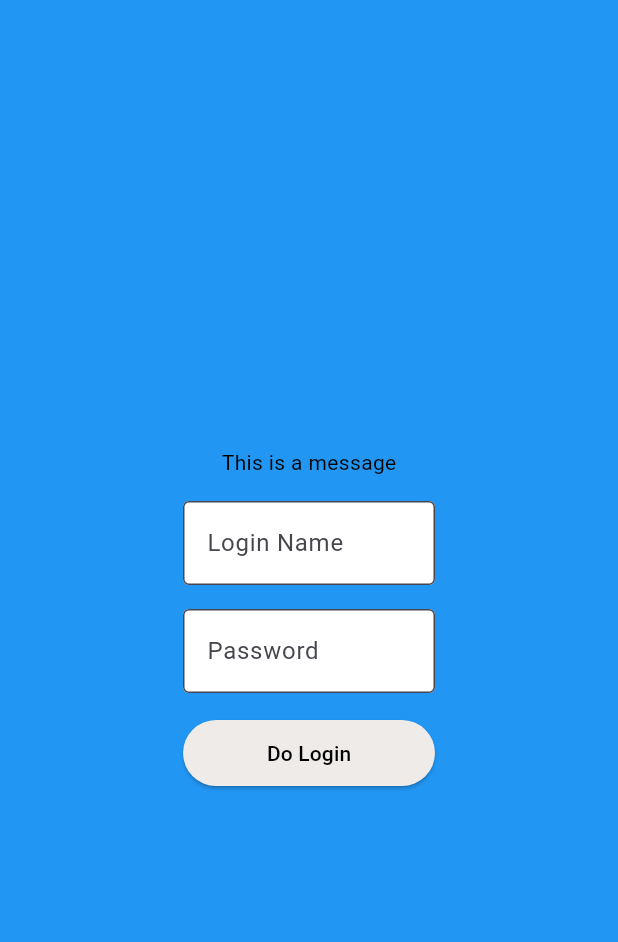
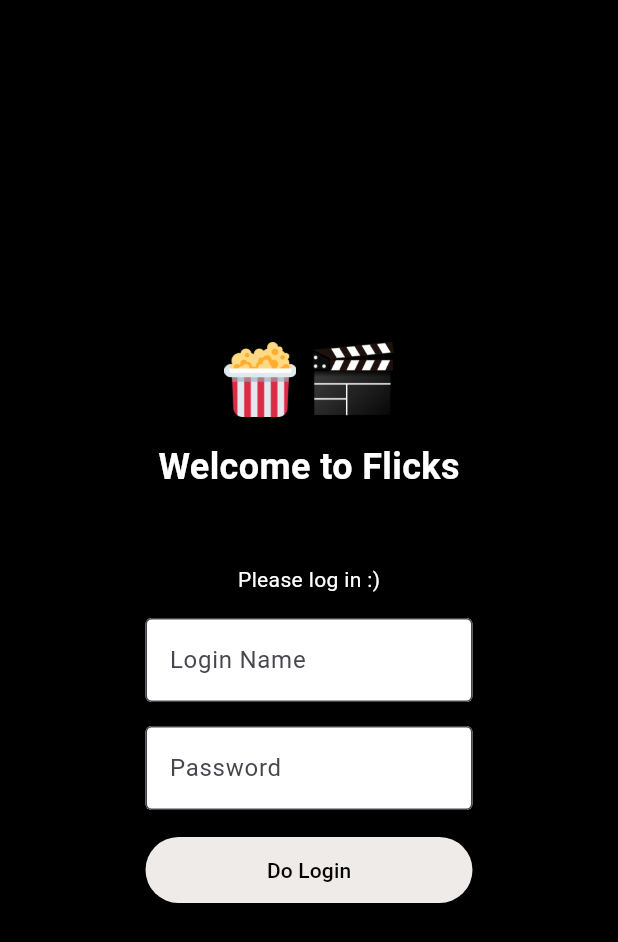
Before and after one commit to fifty1-fifty/large_project, a Flutter app: the screen it shows after launch, on a phone screen of 412 x 824 dp. Shown: the top 942 px of the screen. Run offline on Flutter 3.47's test engine with Material 3 defaults, Android fonts, the light colour scheme and no system bars.

Commit message:
Changes to the login page to make it look better

```diff
--- a/movieapp/lib/main.dart
+++ b/movieapp/lib/main.dart
@@ -1,6 +1,5 @@
 import 'package:movieapp/routes/routes.dart';
 import 'package:flutter/material.dart';
-
 
 void main() {
   runApp(MyApp());
@@ -27,8 +26,9 @@ void main() {
 //   }
 // }
 
+class MyApp extends StatelessWidget {
+  const MyApp({super.key});
 
-class MyApp extends StatelessWidget {
   // This widget is the root of your application.
   @override
   Widget build(BuildContext context) {
--- a/movieapp/lib/screens/CardsScreen.dart
+++ b/movieapp/lib/screens/CardsScreen.dart
@@ -1,6 +1,8 @@
 import 'package:flutter/material.dart';
 
 class CardsScreen extends StatefulWidget {
+  const CardsScreen({super.key});
+
   @override
   _CardsScreenState createState() => _CardsScreenState();
 }
@@ -18,6 +20,8 @@ class _CardsScreenState extends State<CardsScreen> {
 }
 
 class MainPage extends StatefulWidget {
+  const MainPage({super.key});
+
   @override
   _MainPageState createState() => _MainPageState();
 }
@@ -31,7 +35,7 @@ class _MainPageState extends State<MainPage> {
   @override
   Widget build(BuildContext context) {
     return Center(
-      child: Container(
+      child: SizedBox(
         width: 400,
         child: Column(
           mainAxisAlignment: MainAxisAlignment.center,
--- a/movieapp/lib/screens/LoginScreen.dart
+++ b/movieapp/lib/screens/LoginScreen.dart
@@ -3,14 +3,16 @@ import 'package:movieapp/utils/getAPI.dart';
 import 'dart:convert';
 
 class GlobalData {
-  static int userId = -1;          // Initialize with default value
-  static String firstName = '';    // Initialize with empty string
-  static String lastName = '';     // Initialize with empty string
-  static String loginName = '';    // Initialize with empty string
-  static String password = '';     // Initialize with empty string
+  static int userId = -1; // Initialize with default value
+  static String firstName = ''; // Initialize with empty string
+  static String lastName = ''; // Initialize with empty string
+  static String loginName = ''; // Initialize with empty string
+  static String password = ''; // Initialize with empty string
 }
 
 class LoginScreen extends StatefulWidget {
+  const LoginScreen({super.key});
+
   @override
   _LoginScreenState createState() => _LoginScreenState();
 }
@@ -18,20 +20,19 @@ class LoginScreen extends StatefulWidget {
 class _LoginScreenState extends State<LoginScreen> {
   @override
   Widget build(BuildContext context) {
-    return Scaffold(
-      backgroundColor: Colors.blue,
-      body: MainPage(),
-    );
+    return Scaffold(backgroundColor: Colors.black, body: MainPage());
   }
 }
 
 class MainPage extends StatefulWidget {
+  const MainPage({super.key});
+
   @override
   _MainPageState createState() => _MainPageState();
 }
 
 class _MainPageState extends State<MainPage> {
-  String message = "This is a message";
+  String message = "Please log in :)";
   String newMessageText = '';
   String loginName = '';
   String password = '';
@@ -59,7 +60,7 @@ class _MainPageState extends State<MainPage> {
     try {
       final payload = jsonEncode({
         'login': loginName.trim(),
-        'password': password.trim()
+        'password': password.trim(),
       });
 
       final url = ' group22cop4331c.xyz/api/login';
@@ -93,8 +94,36 @@ class _MainPageState extends State<MainPage> {
   Widget build(BuildContext context) {
     return Center(
       child: SingleChildScrollView(
-        child: Container(
-          width: 200,
+        child: Column(
+          children: [
+            // 🍿 Top row of movie-themed stickers
+            Padding(
+              padding: const EdgeInsets.only(top: 24.0),
+              child: Row(
+                mainAxisAlignment: MainAxisAlignment.center,
+                children: [
+                  Image.asset('assets/images/popcorn.png', height: 50),
+                  SizedBox(width: 10),
+                  Image.asset('assets/images/clapperboard.png', height: 50),
+                ],
+              ),
+            ),
+            SizedBox(height: 16),
+
+            // 🎬 App Title
+            Text(
+              'Welcome to Flicks',
+              style: TextStyle(
+                fontSize: 24,
+                fontWeight: FontWeight.bold,
+                color: Colors.white,
+              ),
+            ),
+            SizedBox(height: 32),
+
+            // 🧾 Login form section
+            Container(
+              width: 250,
               padding: EdgeInsets.all(16),
               child: Column(
                 mainAxisAlignment: MainAxisAlignment.center,
@@ -103,7 +132,7 @@ class _MainPageState extends State<MainPage> {
                   // Message display
                   Text(
                     message,
-                style: TextStyle(fontSize: 14, color: Colors.black),
+                    style: TextStyle(fontSize: 14, color: Colors.white),
                   ),
                   SizedBox(height: 16),
 
@@ -156,6 +185,8 @@ class _MainPageState extends State<MainPage> {
                 ],
               ),
             ),
+          ],
+        ),
       ),
     );
   }
--- a/movieapp/pubspec.yaml
+++ b/movieapp/pubspec.yaml
@@ -63,6 +63,8 @@ flutter:
   # assets:
   #   - images/a_dot_burr.jpeg
   #   - images/a_dot_ham.jpeg
+  assets:
+   - assets/images/
 
   # An image asset can refer to one or more resolution-specific "variants", see
   # https://flutter.dev/to/resolution-aware-images
```
Also changed, not shown: movieapp/assets/images/clapperboard.png (added), movieapp/assets/images/movieCamera.png (added), movieapp/assets/images/movieTape.png (added), movieapp/assets/images/movieTickets.png (added), movieapp/assets/images/popcorn.png (added), 4 other files. Lines whose indentation alone changed are shown as unchanged.
